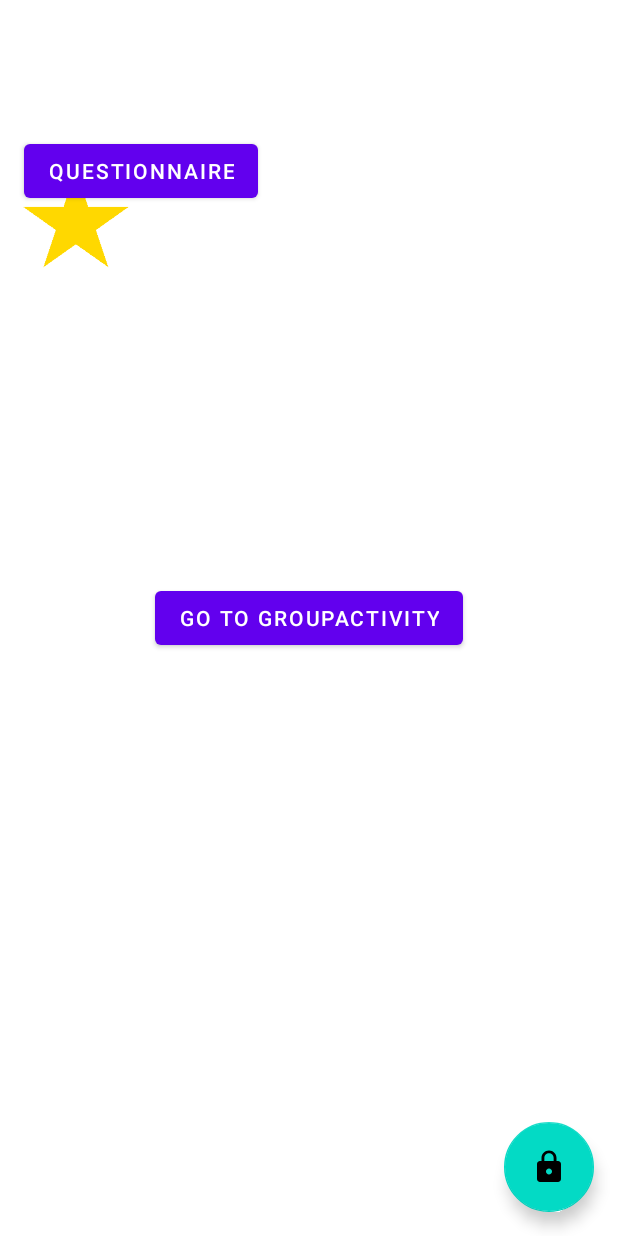
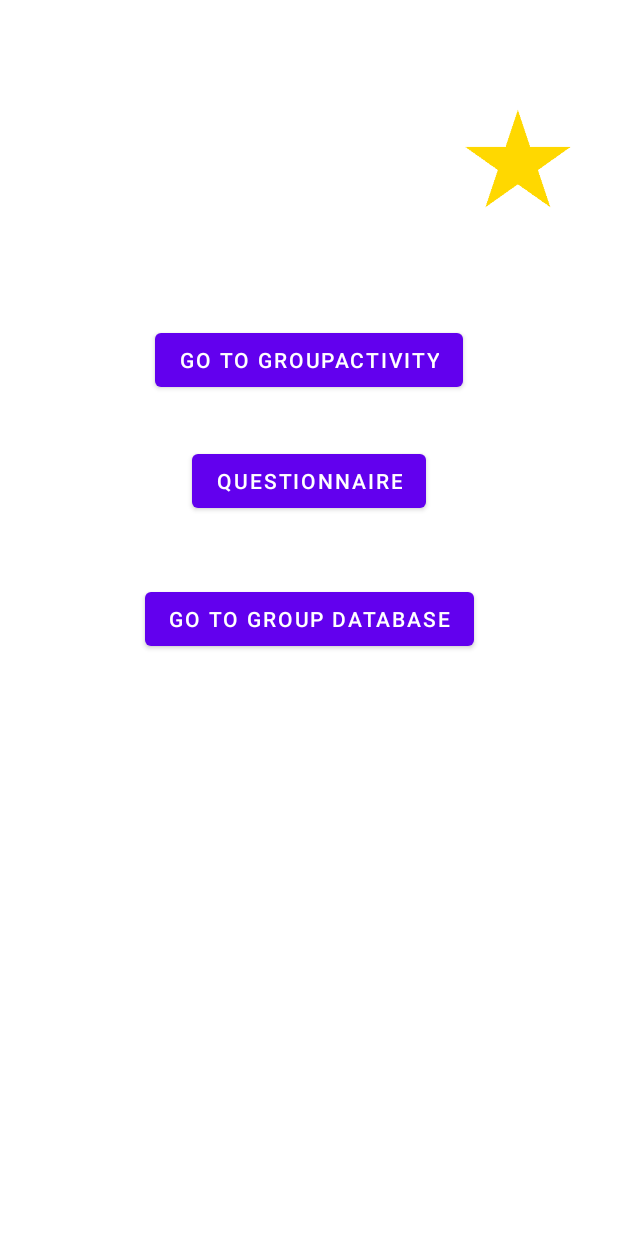
Before and after one commit to wilfredNJH/LunchConnect, an Android app: the layout activity_main.xml on its own in the app's theme, with its tools: preview values and no code run, on a phone screen of 412 x 824 dp. Run offline under Robolectric (Android 15) with nearby library versions, the light colour scheme and no system bars.

Commit message:
Cleanup MainActivity

```diff
--- a/app/src/main/java/com/example/lunchconnect/GroupData.kt
+++ b/app/src/main/java/com/example/lunchconnect/GroupData.kt
@@ -65,7 +65,6 @@ class GroupData : AppCompatActivity() {
                 it.description.setText(demo?.description ?: 0)
             }
         }
-
     }
 
     private class DemoItemView(context: Context) : LinearLayout(context) {
@@ -108,5 +107,4 @@ class GroupData : AppCompatActivity() {
         meetingLocationEditText.text.clear()
         specialRequestEditText.text.clear()
     }
-
 }
--- a/app/src/main/res/layout/activity_main.xml
+++ b/app/src/main/res/layout/activity_main.xml
@@ -1,82 +1,96 @@
 <?xml version="1.0" encoding="utf-8"?>
-<androidx.coordinatorlayout.widget.CoordinatorLayout xmlns:android="http://schemas.android.com/apk/res/android"
+<androidx.constraintlayout.widget.ConstraintLayout xmlns:android="http://schemas.android.com/apk/res/android"
     xmlns:app="http://schemas.android.com/apk/res-auto"
     xmlns:tools="http://schemas.android.com/tools"
     android:layout_width="match_parent"
     android:layout_height="match_parent"
     tools:context=".MainActivity">
 
-    <com.google.android.material.appbar.AppBarLayout
-        android:id="@+id/appBarLayout"
-        android:layout_width="match_parent"
-        android:layout_height="wrap_content"
-        android:theme="@style/Theme.LunchConnect.AppBarOverlay">
-
-<!--        <androidx.appcompat.widget.Toolbar-->
-<!--            android:id="@+id/toolbar"-->
-<!--            android:layout_width="match_parent"-->
-<!--            android:layout_height="?attr/actionBarSize"-->
-<!--            android:background="?attr/colorPrimary"-->
-<!--            app:popupTheme="@style/Theme.LunchConnect.PopupOverlay" />-->
-
-    </com.google.android.material.appbar.AppBarLayout>
-
-
     <Button
         android:id="@+id/button_questionnaire"
         android:layout_width="wrap_content"
         android:layout_height="wrap_content"
+        android:layout_marginTop="10dp"
         android:text="Questionnaire"
-        android:layout_below="@id/appBarLayout"
-        android:layout_marginTop="90dp"
-        android:layout_marginStart="16dp" />
-
-
+        app:layout_constraintBottom_toBottomOf="parent"
+        app:layout_constraintEnd_toEndOf="parent"
+        app:layout_constraintStart_toStartOf="parent"
+        app:layout_constraintTop_toBottomOf="@+id/buttonGroup"
+        app:layout_constraintVertical_bias="0.045" />
 
     <ImageView
         android:id="@+id/profile_main"
         android:layout_width="100dp"
         android:layout_height="100dp"
-        android:layout_marginTop="100dp"
-        android:src="@drawable/star"
+        android:layout_marginTop="60dp"
         android:background="@drawable/ripple_effect"
         android:clickable="true"
-        android:focusable="true"/>
-
-
-
-   <include layout="@layout/content_main" />
-
-    <com.google.android.material.floatingactionbutton.FloatingActionButton
-        android:id="@+id/fabAdd"
-        android:layout_width="wrap_content"
-        android:layout_height="wrap_content"
-        android:layout_alignParentRight="true"
-        android:layout_marginTop="100dp"
-        android:layout_gravity="bottom|end"
-        android:layout_margin="@dimen/fab_margin"
-        android:visibility="invisible"
-        android:src="@drawable/ic_baseline_post_add"
-        app:fabCustomSize="60dp"
-        app:fabSize="auto"/>
-
-    <com.google.android.material.floatingactionbutton.FloatingActionButton
-        android:id="@+id/fabAuth"
-        android:layout_width="wrap_content"
-        android:layout_height="wrap_content"
-        android:layout_alignParentRight="true"
-        android:layout_gravity="bottom|end"
-        android:layout_margin="@dimen/fab_margin"
-        android:src="@drawable/ic_baseline_lock"
-        app:fabCustomSize="60dp"
-        app:fabSize="auto"
-        />
+        android:focusable="true"
+        android:src="@drawable/star"
+        app:layout_constraintEnd_toEndOf="parent"
+        app:layout_constraintHorizontal_bias="0.945"
+        app:layout_constraintStart_toStartOf="parent"
+        app:layout_constraintTop_toTopOf="parent" />
 
     <Button
         android:id="@+id/buttonGroup"
         android:layout_width="wrap_content"
         android:layout_height="wrap_content"
-        android:layout_gravity="center"
-        android:text="Go to GroupActivity" />
+        android:layout_marginTop="216dp"
+        android:text="Go to GroupActivity"
+        app:layout_constraintEnd_toEndOf="parent"
+        app:layout_constraintStart_toStartOf="parent"
+        app:layout_constraintTop_toTopOf="parent" />
 
-</androidx.coordinatorlayout.widget.CoordinatorLayout>
+    <Button
+        android:id="@+id/buttonGroupDatabase"
+        android:layout_width="wrap_content"
+        android:layout_height="wrap_content"
+        android:layout_marginTop="10dp"
+        android:text="Go to Group Database"
+        app:layout_constraintBottom_toBottomOf="parent"
+        app:layout_constraintEnd_toEndOf="parent"
+        app:layout_constraintStart_toStartOf="parent"
+        app:layout_constraintTop_toBottomOf="@+id/button_questionnaire"
+        app:layout_constraintVertical_bias="0.081" />
+
+</androidx.constraintlayout.widget.ConstraintLayout>
+
+
+    <!--    <com.google.android.material.appbar.AppBarLayout-->
+<!--        android:id="@+id/appBarLayout"-->
+<!--        android:layout_width="match_parent"-->
+<!--        android:layout_height="wrap_content"-->
+<!--        android:theme="@style/Theme.LunchConnect.AppBarOverlay">-->
+
+<!--    </com.google.android.material.appbar.AppBarLayout>-->
+
+    <!--    <com.google.android.material.floatingactionbutton.FloatingActionButton-->
+<!--        android:id="@+id/fabAdd"-->
+<!--        android:layout_width="wrap_content"-->
+<!--        android:layout_height="wrap_content"-->
+<!--        android:layout_alignParentRight="true"-->
+<!--        android:layout_marginTop="100dp"-->
+<!--        android:layout_gravity="bottom|end"-->
+<!--        android:layout_margin="@dimen/fab_margin"-->
+<!--        android:visibility="invisible"-->
+<!--        android:src="@drawable/ic_baseline_post_add"-->
+<!--        app:fabCustomSize="60dp"-->
+<!--        app:fabSize="auto"/>-->
+
+<!--    <com.google.android.material.floatingactionbutton.FloatingActionButton-->
+<!--        android:id="@+id/fabAuth"-->
+<!--        android:layout_width="wrap_content"-->
+<!--        android:layout_height="wrap_content"-->
+<!--        android:layout_alignParentRight="true"-->
+<!--        android:layout_gravity="bottom|end"-->
+<!--        android:layout_margin="@dimen/fab_margin"-->
+<!--        android:src="@drawable/ic_baseline_lock"-->
+<!--        app:fabCustomSize="60dp"-->
+<!--        app:fabSize="auto"-->
+<!--        />-->
+
+<!--    <include-->
+<!--        layout="@layout/content_main"-->
+<!--        app:layout_anchor="@+id/buttonGroup"-->
+<!--        app:layout_anchorGravity="center" />-->
--- a/app/src/main/res/layout/content_main.xml
+++ b/app/src/main/res/layout/content_main.xml
@@ -12,7 +12,6 @@
         android:name="com.example.myapplication.ItemListFragment"
         android:layout_width="match_parent"
         android:layout_height="match_parent"
-        android:layout_marginTop="200dp"
 
         android:paddingHorizontal="8dp"
         android:paddingVertical="8dp"
--- a/app/src/main/res/values/strings.xml
+++ b/app/src/main/res/values/strings.xml
@@ -27,7 +27,7 @@
     <string name="details_input_default">ChIJ-fIL2vnvTxkRaNUY32NGBYs</string>
     <string name="current_button">Get Current Place</string>
 
-<!--    TODO: Change Hardcoded Questionnaire -->
+    <!--    TODO: Change Hardcoded Questionnaire -->
     <string name="Questionnaire1">What initially sparked your interest in this field or profession?</string>
     <string name="Questionnaire2">What do you find most rewarding about your work?</string>
     <string name="Questionnaire3">What are some of your hobbies or interests outside of work?</string>
```
Also changed, not shown: app/src/main/AndroidManifest.xml (+20 -12 lines), app/src/main/java/com/example/lunchconnect/GroupDatabaseActivity.kt (added, +49 -0 lines), app/src/main/java/com/example/lunchconnect/LoginScreenActivity.kt (added, +102 -0 lines), app/src/main/java/com/example/lunchconnect/MainActivity.kt (+75 -86 lines), app/src/main/java/com/example/lunchconnect/ProfileActivity.kt (+9 -1 lines), app/src/main/res/layout/activity_group_database.xml (added, +16 -0 lines), app/src/main/res/layout/activity_login_screen.xml (added, +41 -0 lines), app/src/main/res/layout/activity_profile.xml (+8 -0 lines).
